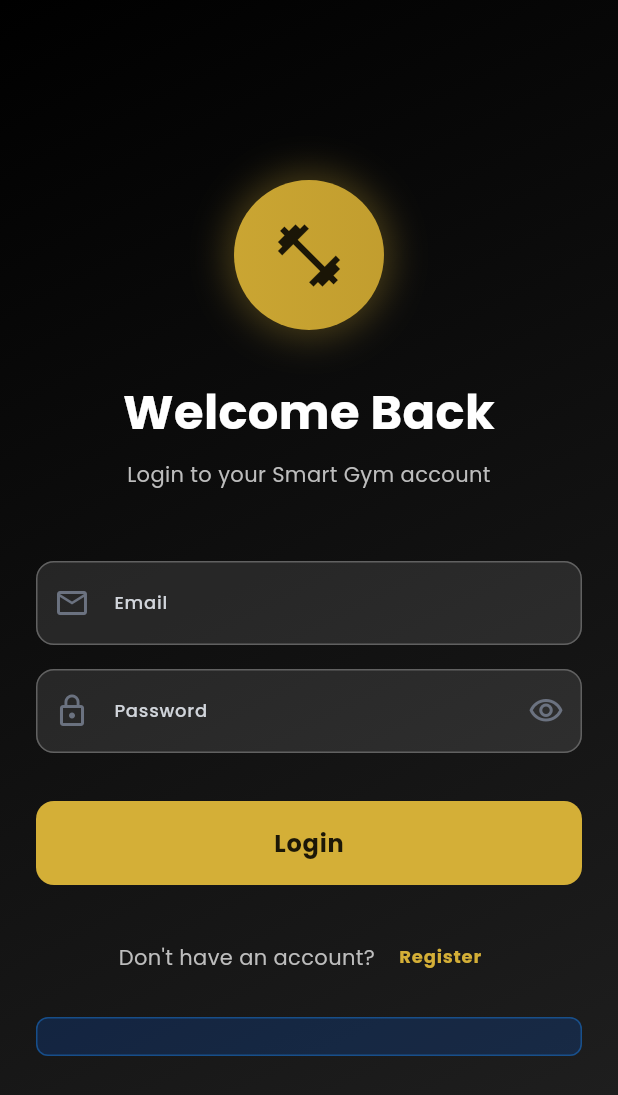
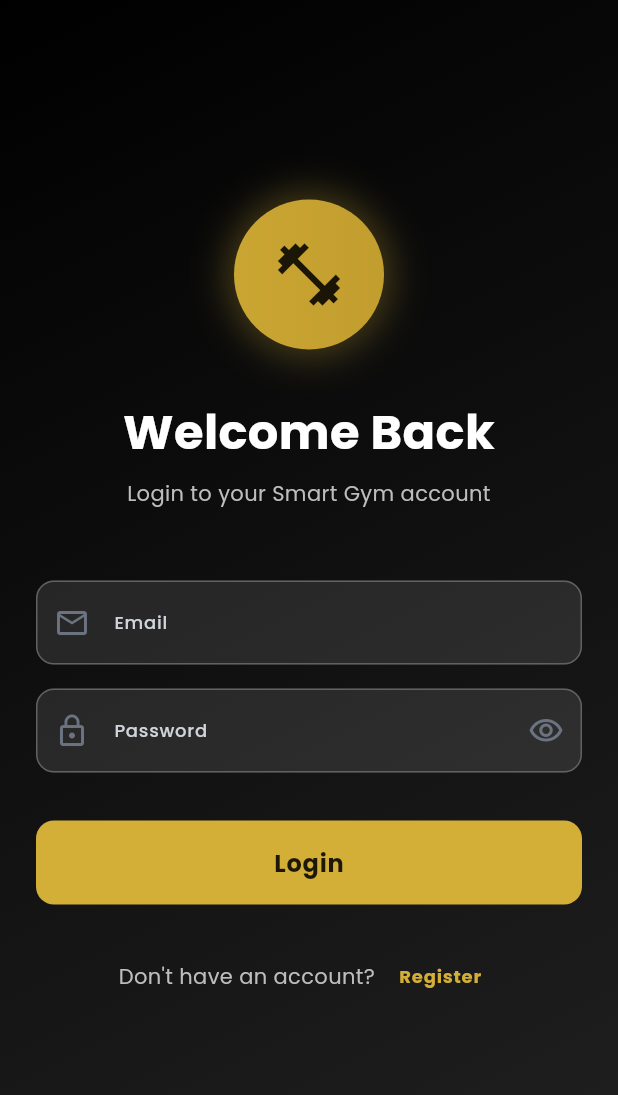
Before and after one commit to SaraAbidHussain/Smart-Gym-Fitness-Center-Management-System, a Flutter app: the screen it shows after launch, on a phone screen of 412 x 824 dp. Shown: the top 1095 px of the screen. Run offline on Flutter 3.47's test engine with Material 3 defaults, Android fonts, the phone set to English and light mode, and no system bars; our stand-ins replace fl_chart, flutter_dotenv, shared_preferences.

Commit message:
Final changes in readme

```diff
--- a/frontend/lib/screens/auth/login_screen.dart
+++ b/frontend/lib/screens/auth/login_screen.dart
@@ -293,37 +293,37 @@ class _LoginScreenState extends State<LoginScreen> {
                       const SizedBox(height: 16),
 
                       // Test Credentials (Remove in production!)
-                      Container(
-                        padding: const EdgeInsets.all(12),
-                        decoration: BoxDecoration(
-                          color: Colors.blue.shade900.withOpacity(0.3),
-                          borderRadius: BorderRadius.circular(8),
-                          border: Border.all(
-                            color: Colors.blue.shade700.withOpacity(0.5),
-                          ),
-                        ),
-                        // child: Column(
-                        //   crossAxisAlignment: CrossAxisAlignment.start,
-                        //   children: [
-                        //     const Text(
-                        //       '🧪 Test Credentials:',
-                        //       style: TextStyle(
-                        //         color: Colors.blue,
-                        //         fontWeight: FontWeight.bold,
-                        //         fontSize: 12,
-                        //       ),
-                        //     ),
-                        //     const SizedBox(height: 4),
-                        //     Text(
-                        //       'Member: test@gym.com / Pass1234\nAdmin: admin@gym.com / AdminPass123',
-                        //       style: TextStyle(
-                        //         color: Colors.grey.shade300,
-                        //         fontSize: 11,
-                        //       ),
-                        //     ),
-                        //   ],
-                        // ),
-                      ),
+                      // Container(
+                      //   padding: const EdgeInsets.all(12),
+                      //   decoration: BoxDecoration(
+                      //     color: Colors.blue.shade900.withOpacity(0.3),
+                      //     borderRadius: BorderRadius.circular(8),
+                      //     border: Border.all(
+                      //       color: Colors.blue.shade700.withOpacity(0.5),
+                      //     ),
+                      //   ),
+                      //   // child: Column(
+                      //   //   crossAxisAlignment: CrossAxisAlignment.start,
+                      //   //   children: [
+                      //   //     const Text(
+                      //   //       '🧪 Test Credentials:',
+                      //   //       style: TextStyle(
+                      //   //         color: Colors.blue,
+                      //   //         fontWeight: FontWeight.bold,
+                      //   //         fontSize: 12,
+                      //   //       ),
+                      //   //     ),
+                      //   //     const SizedBox(height: 4),
+                      //   //     Text(
+                      //   //       'Member: test@gym.com / Pass1234\nAdmin: admin@gym.com / AdminPass123',
+                      //   //       style: TextStyle(
+                      //   //         color: Colors.grey.shade300,
+                      //   //         fontSize: 11,
+                      //   //       ),
+                      //   //     ),
+                      //   //   ],
+                      //   // ),
+                      // ),
                     ],
                   ),
                 ),
```
Also changed, not shown: 8 other files.
